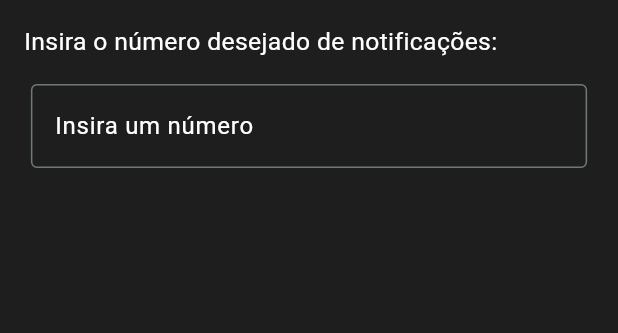
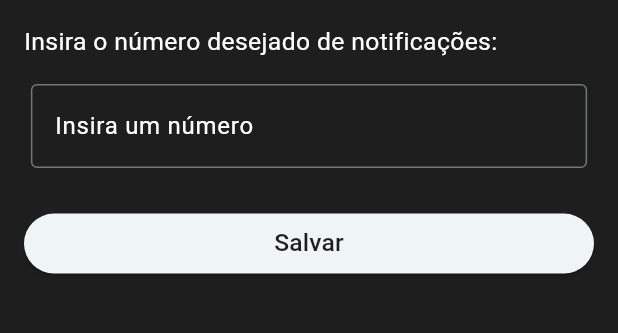
Before and after one commit to lucasbennertz/app_studometro, a Flutter app: the screen it shows after launch, after a tap on the "settings" icon, on a phone screen of 412 x 824 dp, the part 84-417 px from its top. Run offline on Flutter 3.47's test engine with Material 3 defaults, Android fonts, the light colour scheme and no system bars; our stand-ins replace shared_preferences.

Commit message:
desing do botão de salvar

```diff
--- a/lib/app/screens/settings_screen.dart
+++ b/lib/app/screens/settings_screen.dart
@@ -1,6 +1,7 @@
 import 'package:flutter/material.dart';
 import 'package:vao_estudar/app/screens/widgets/input_text.dart';
 import 'package:vao_estudar/app/screens/widgets/my_app_bar.dart';
+import 'package:vao_estudar/app/screens/widgets/save_button.dart';
 
 class SettingsScreen extends StatelessWidget {
   const SettingsScreen({super.key});
@@ -13,7 +14,8 @@ class SettingsScreen extends StatelessWidget {
       body: Padding(
         padding: const EdgeInsets.all(16.0),
         child: Column(
-          crossAxisAlignment: CrossAxisAlignment.start,
+          mainAxisAlignment: MainAxisAlignment.start,
+          crossAxisAlignment: CrossAxisAlignment.stretch,
           children: [
             Text("Insira o número desejado de notificações:",
              style: TextStyle(
@@ -23,6 +25,7 @@ class SettingsScreen extends StatelessWidget {
              ),
              SizedBox(height: 16,),
             InputText(),
+            SaveButton(),
           ],
         ),
       ),
--- a/lib/app/screens/widgets/motivation_widget.dart
+++ b/lib/app/screens/widgets/motivation_widget.dart
@@ -63,6 +63,7 @@ class MotivationWidget extends StatelessWidget {
                       color: Colors.white70,
                       fontSize: 20.0,
                     ),
+                    softWrap: true,
                   ),
                 ),
               ),
--- /dev/null
+++ b/lib/app/screens/widgets/save_button.dart
@@ -0,0 +1,18 @@
+import 'package:flutter/material.dart';
+
+class SaveButton extends StatelessWidget {
+  const SaveButton({super.key});
+
+  @override
+  Widget build(BuildContext context) {
+    return ElevatedButton(
+      onPressed: (){},
+      child: Text(
+        "Salvar",
+        style: TextStyle(
+          fontSize: MediaQuery.sizeOf(context).width * 0.04
+        ),
+        ),
+      );
+  }
+}
```
